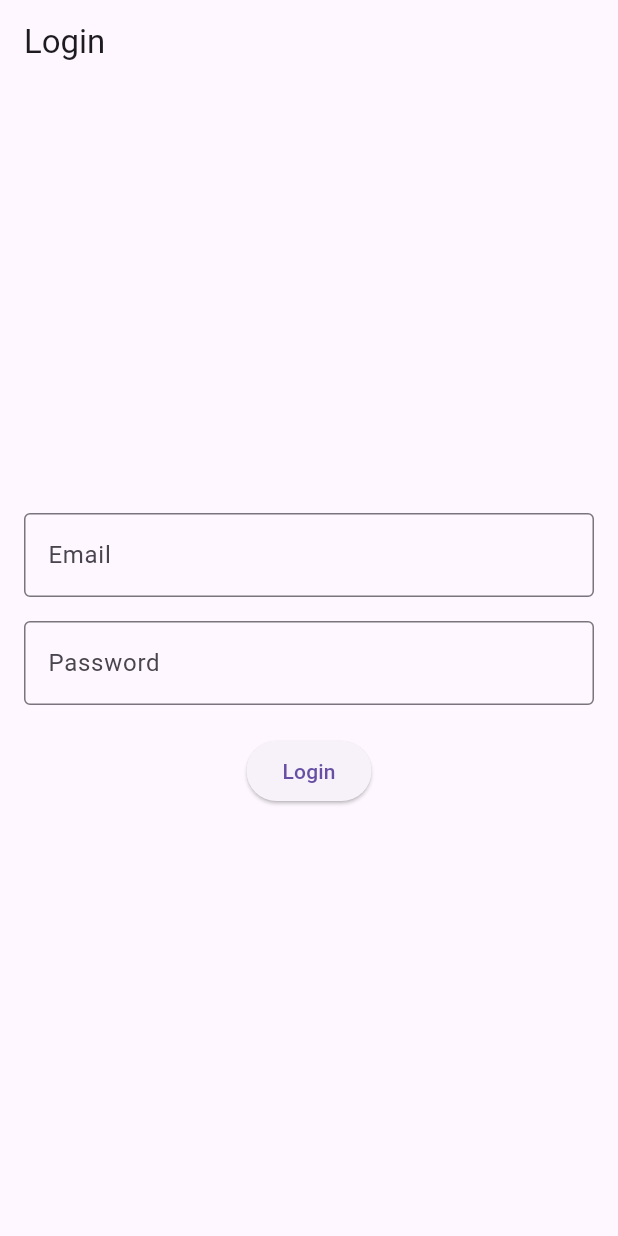
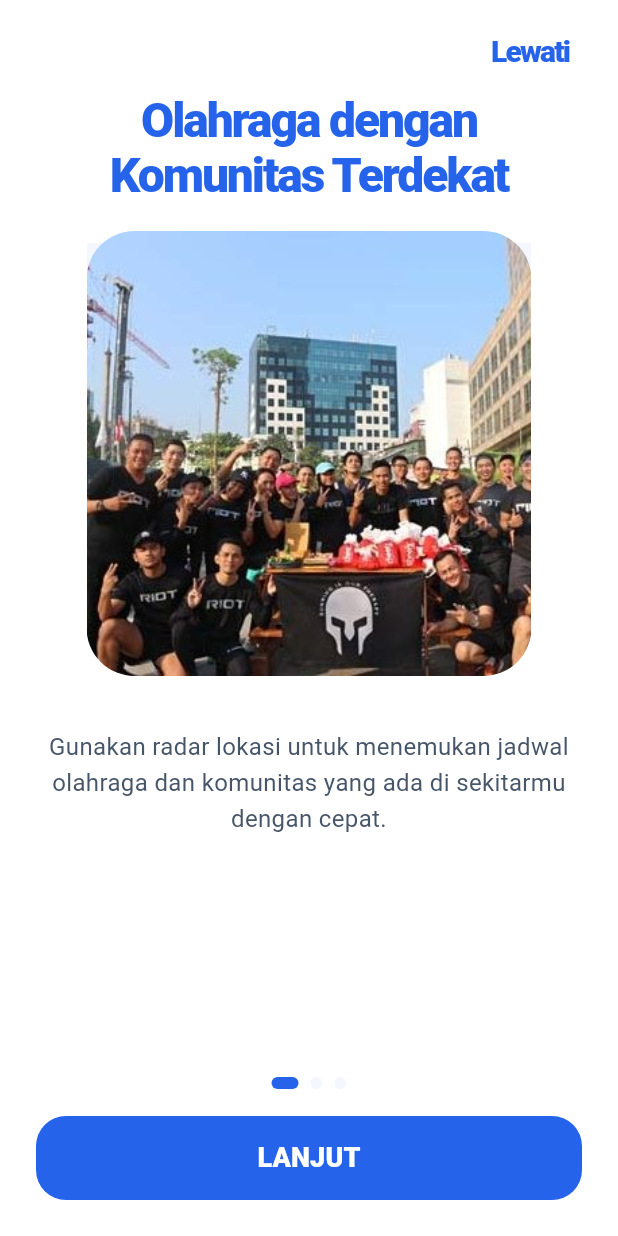
Before and after one commit to MuhammadBrataH/gerak-mobile-app, a Flutter app: the screen it shows after launch, on a phone screen of 412 x 824 dp. Run offline on Flutter 3.47's test engine with Material 3 defaults, Android fonts, the phone set to English and light mode, and no system bars; our stand-ins replace get; Roboto replaces fonts that are missing (Lexend, Plus Jakarta Sans).

Commit message:
onboarding ui/ux

```diff
--- a/lib/core/routes/app_pages.dart
+++ b/lib/core/routes/app_pages.dart
@@ -3,9 +3,11 @@ import 'package:get/get.dart';
 import '../../features/auth/controllers/auth_binding.dart';
 import '../../features/auth/views/login_view.dart';
 import '../../features/events/views/dashboard_view.dart';
+import '../../locofy/onboarding1.dart';
 
 class AppPages {
   static final List<GetPage> pages = [
+    GetPage(name: AppRoutes.onboarding, page: () => const Onboarding1()),
     GetPage(
       name: AppRoutes.login,
       page: () => LoginView(),
@@ -15,7 +17,6 @@ class AppPages {
       name: AppRoutes.dashboard,
       page: () => DashboardView(),
       binding: AuthBinding(),
-
     ),
     // Add more routes here
   ];
--- a/lib/core/routes/app_routes.dart
+++ b/lib/core/routes/app_routes.dart
@@ -1,4 +1,5 @@
 abstract class AppRoutes {
+  static const String onboarding = '/onboarding';
   static const String dashboard = '/dashboard';
   static const String login = '/login';
   static const String register = '/register';
--- /dev/null
+++ b/lib/locofy/onboarding1.dart
@@ -0,0 +1,271 @@
+import 'package:flutter/material.dart';
+import 'package:flutter/services.dart';
+import 'package:get/get.dart';
+import 'package:gerak_mobile_app/core/routes/app_routes.dart';
+import 'package:gerak_mobile_app/locofy/tokens.dart';
+
+class Onboarding1 extends StatefulWidget {
+  const Onboarding1({super.key});
+
+  @override
+  State<Onboarding1> createState() => _Onboarding1State();
+}
+
+class _Onboarding1State extends State<Onboarding1> {
+  final PageController _controller = PageController();
+  int _currentIndex = 0;
+
+  final List<_OnboardingPageData> _pages = const [
+    _OnboardingPageData(
+      title: 'Olahraga dengan Komunitas Terdekat',
+      description:
+          'Gunakan radar lokasi untuk menemukan jadwal olahraga dan komunitas yang ada di sekitarmu dengan cepat.',
+      imageAsset: 'assets/onboarding1.jpeg',
+    ),
+    _OnboardingPageData(
+      title: 'Cari Lawan &\nIsi Slot Kosong',
+      description:
+          'Kesulitan mencari sparring atau tim kekurangan pemain? Temukan semuanya di satu aplikasi.',
+      imageAsset: 'assets/onboarding2.jpeg',
+    ),
+    _OnboardingPageData(
+      title: 'Ayo kita GERAK',
+      description:
+          'Olahraga adalah investasi terbaik untuk kehidupanmu. Ayo kita olahraga bersama kita GERAK.',
+      imageAsset: 'assets/onboarding3.jpeg',
+    ),
+  ];
+
+  @override
+  void dispose() {
+    _controller.dispose();
+    super.dispose();
+  }
+
+  void _goNext() {
+    if (_currentIndex >= _pages.length - 1) {
+      Get.offAllNamed(AppRoutes.login);
+      return;
+    }
+    _controller.nextPage(
+      duration: const Duration(milliseconds: 300),
+      curve: Curves.easeOut,
+    );
+  }
+
+  void _skipToEnd() {
+    _controller.animateToPage(
+      _pages.length - 1,
+      duration: const Duration(milliseconds: 300),
+      curve: Curves.easeOut,
+    );
+  }
+
+  @override
+  Widget build(BuildContext context) {
+    return AnnotatedRegion<SystemUiOverlayStyle>(
+      value: SystemUiOverlayStyle(
+        statusBarColor: white300,
+        statusBarIconBrightness: Brightness.dark,
+        statusBarBrightness: Brightness.light,
+      ),
+      child: Scaffold(
+        backgroundColor: white300,
+        body: SafeArea(
+          child: LayoutBuilder(
+            builder: (context, constraints) {
+              return SizedBox(
+                height: constraints.maxHeight,
+                width: double.infinity,
+                child: Column(
+                  children: [
+                    Padding(
+                      padding: const EdgeInsets.only(right: 20, top: 6),
+                      child: Align(
+                        alignment: Alignment.topRight,
+                        child: TextButton(
+                          onPressed: _skipToEnd,
+                          child: const Text(
+                            'Lewati',
+                            style: TextStyle(
+                              fontSize: 20,
+                              fontFamily: 'Plus Jakarta Sans',
+                              fontWeight: FontWeight.w800,
+                              height: 2,
+                              letterSpacing: -1.2,
+                              color: royalblue200,
+                            ),
+                          ),
+                        ),
+                      ),
+                    ),
+                    Expanded(
+                      child: PageView.builder(
+                        controller: _controller,
+                        itemCount: _pages.length,
+                        onPageChanged: (index) {
+                          setState(() {
+                            _currentIndex = index;
+                          });
+                        },
+                        itemBuilder: (context, index) {
+                          return _OnboardingPage(
+                            data: _pages[index],
+                            currentIndex: _currentIndex,
+                            totalPages: _pages.length,
+                            onPrimaryAction: _goNext,
+                          );
+                        },
+                      ),
+                    ),
+                  ],
+                ),
+              );
+            },
+          ),
+        ),
+      ),
+    );
+  }
+}
+
+class _OnboardingPageData {
+  final String title;
+  final String description;
+  final String imageAsset;
+
+  const _OnboardingPageData({
+    required this.title,
+    required this.description,
+    required this.imageAsset,
+  });
+}
+
+class _OnboardingPage extends StatelessWidget {
+  final _OnboardingPageData data;
+  final int currentIndex;
+  final int totalPages;
+  final VoidCallback onPrimaryAction;
+
+  const _OnboardingPage({
+    required this.data,
+    required this.currentIndex,
+    required this.totalPages,
+    required this.onPrimaryAction,
+  });
+
+  @override
+  Widget build(BuildContext context) {
+    final double width = MediaQuery.of(context).size.width;
+    final double imageSize = width * 0.72;
+
+    return Padding(
+      padding: const EdgeInsets.symmetric(horizontal: 24),
+      child: Column(
+        children: [
+          Text(
+            data.title,
+            style: const TextStyle(
+              fontSize: 32,
+              fontFamily: 'Lexend',
+              fontWeight: FontWeight.w900,
+              height: 1.15,
+              letterSpacing: -1.4,
+              color: royalblue200,
+            ),
+            textAlign: TextAlign.center,
+          ),
+          const SizedBox(height: 18),
+          SizedBox(
+            height: imageSize + 20,
+            child: Stack(
+              alignment: Alignment.topCenter,
+              children: [
+                Positioned(
+                  top: 8,
+                  child: Container(
+                    width: width * 1.2,
+                    height: imageSize * 0.7,
+                    decoration: const BoxDecoration(
+                      borderRadius: BorderRadius.all(Radius.circular(9999)),
+                      color: royalblue100,
+                    ),
+                  ),
+                ),
+                Container(
+                  width: imageSize,
+                  height: imageSize,
+                  decoration: const BoxDecoration(
+                    borderRadius: BorderRadius.all(Radius.circular(br32)),
+                    color: white300,
+                  ),
+                  child: ClipRRect(
+                    borderRadius: const BorderRadius.all(Radius.circular(br32)),
+                    child: Image(
+                      image: AssetImage(data.imageAsset),
+                      fit: BoxFit.cover,
+                    ),
+                  ),
+                ),
+              ],
+            ),
+          ),
+          const SizedBox(height: 16),
+          Text(
+            data.description,
+            style: const TextStyle(
+              fontSize: 16,
+              fontFamily: 'Plus Jakarta Sans',
+              height: 1.5,
+              color: darkslategray,
+            ),
+            textAlign: TextAlign.center,
+          ),
+          const Spacer(),
+          Row(
+            mainAxisAlignment: MainAxisAlignment.center,
+            children: List.generate(totalPages, (index) {
+              final bool isActive = index == currentIndex;
+              return AnimatedContainer(
+                duration: const Duration(milliseconds: 250),
+                margin: const EdgeInsets.symmetric(horizontal: 4),
+                width: isActive ? 18 : 8,
+                height: 8,
+                decoration: BoxDecoration(
+                  color: isActive ? royalblue200 : royalblue100,
+                  borderRadius: BorderRadius.circular(999),
+                ),
+              );
+            }),
+          ),
+          const SizedBox(height: 18),
+          SizedBox(
+            width: double.infinity,
+            height: 56,
+            child: ElevatedButton(
+              onPressed: onPrimaryAction,
+              style: ElevatedButton.styleFrom(
+                backgroundColor: royalblue200,
+                foregroundColor: white300,
+                elevation: 0,
+                shape: RoundedRectangleBorder(
+                  borderRadius: BorderRadius.circular(br20),
+                ),
+              ),
+              child: Text(
+                currentIndex == totalPages - 1 ? 'MULAI' : 'LANJUT',
+                style: const TextStyle(
+                  fontSize: 18,
+                  fontFamily: 'Lexend',
+                  fontWeight: FontWeight.w800,
+                  height: 1.1,
+                ),
+              ),
+            ),
+          ),
+          const SizedBox(height: 24),
+        ],
+      ),
+    );
+  }
+}
--- /dev/null
+++ b/lib/locofy/tokens.dart
@@ -0,0 +1,18 @@
+import 'package:flutter/material.dart';
+
+// Color design tokens
+const Color darkslategray = Color(0xFF475569);
+const Color deepskyblue = Color(0x0D0EA5E9);
+const Color royalblue100 = Color(0x0D2563EB);
+const Color royalblue200 = Color(0xFF2563EB);
+const Color white100 = Color(0x00FFFFFF);
+const Color white200 = Color(0x01FFFFFF);
+const Color white300 = Color(0xFFFFFFFF);
+
+// Number design tokens
+const double br20 = 20;
+const double br32 = 32;
+const double fs26 = 26;
+const double height70 = 70;
+const double height8 = 8;
+const double width336 = 336;
--- a/lib/main.dart
+++ b/lib/main.dart
@@ -14,7 +14,7 @@ class GerakApp extends StatelessWidget {
   Widget build(BuildContext context) {
     return GetMaterialApp(
       title: 'Gerak Mobile App',
-      initialRoute: AppRoutes.login,
+      initialRoute: AppRoutes.onboarding,
       getPages: AppPages.pages,
     );
   }
--- a/pubspec.yaml
+++ b/pubspec.yaml
@@ -58,9 +58,8 @@ flutter:
   uses-material-design: true
 
   # To add assets to your application, add an assets section, like this:
-  # assets:
-  #   - images/a_dot_burr.jpeg
-  #   - images/a_dot_ham.jpeg
+  assets:
+    - assets/
 
   # An image asset can refer to one or more resolution-specific "variants", see
   # https://flutter.dev/to/resolution-aware-images
```
Also changed, not shown: lib/locofy/frame_component.dart (added, +73 -0 lines), assets/onboarding1.jpeg (added), assets/onboarding2.jpeg (added), assets/onboarding3.jpeg (added), pubspec.lock.
